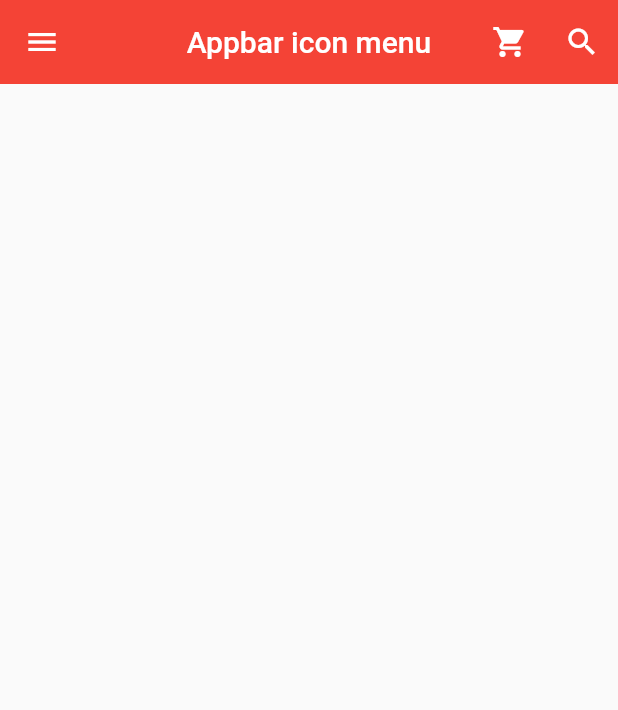
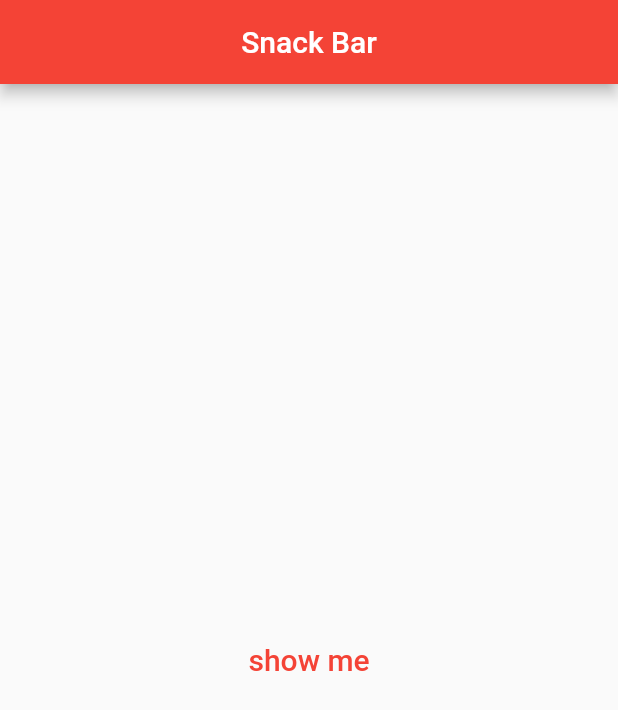
Before and after one commit to hcu55/Flutter-study, a Flutter app: the screen it shows after launch, on a phone screen of 412 x 824 dp. Shown: the top 710 px of the screen. Run offline on Flutter 3.47's test engine with Material 2 defaults, Android fonts, the phone set to English and light mode, and no system bars.

Commit message:
snack_bar

```diff
--- a/lib/main.dart
+++ b/lib/main.dart
@@ -1,5 +1,6 @@
 import 'package:flutter/material.dart';
 import 'package:myapp/screens/app_bar.dart';
+import 'package:myapp/screens/snack_bar.dart';
 
 void main() => runApp(const MyApp());
 
@@ -11,7 +12,7 @@ class MyApp extends StatelessWidget {
     return const MaterialApp(
       debugShowCheckedModeBanner: false,
       title: 'BBANTO',
-      home: MyAppBar(),
+      home: MyAppSnackBar(),
     );
   }
 }
--- /dev/null
+++ b/lib/screens/snack_bar.dart
@@ -0,0 +1,50 @@
+import 'package:flutter/material.dart';
+
+void main() => runApp(const MyAppSnackBar());
+
+class MyAppSnackBar extends StatelessWidget {
+  const MyAppSnackBar({super.key});
+
+  @override
+  Widget build(BuildContext context) {
+    return MaterialApp(
+      title: "Snack Bar",
+      theme: ThemeData(primarySwatch: Colors.red),
+      home: const MyPage(),
+    );
+  }
+}
+
+class MyPage extends StatelessWidget {
+  const MyPage({super.key});
+
+  @override
+  Widget build(BuildContext context) {
+    return Scaffold(
+      appBar: AppBar(
+        title: const Text("Snack Bar"),
+        centerTitle: true,
+      ),
+      body: Center(
+          child: TextButton(
+        child: const Text(
+          "show me",
+          style: TextStyle(
+            fontSize: 20,
+            color: Colors.red,
+          ),
+          selectionColor: Colors.red,
+        ),
+        onPressed: () {
+          ScaffoldMessenger.of(context).showSnackBar(SnackBar(
+            content: const Text("New Snack Bar"),
+            action: SnackBarAction(
+              label: 'plus',
+              onPressed: () {},
+            ),
+          ));
+        },
+      )),
+    );
+  }
+}
```
